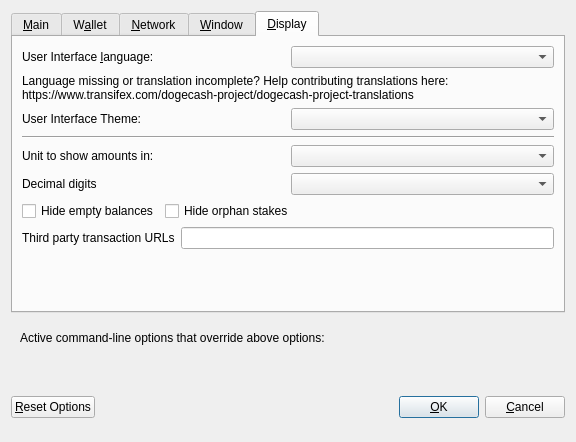
Before: the Qt Designer form src/qt/forms/optionsdialog.ui in dogecash/dogecash-old, drawn with Qt 5.
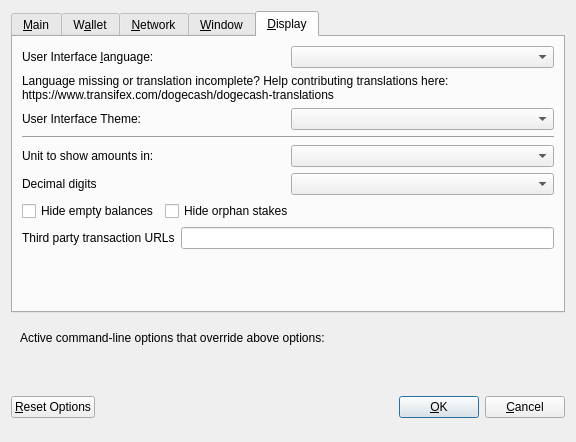
After: the same form once the commit is applied. The open tabs and pages were chosen to show the change. Custom widgets are drawn as their Qt base class.

The edit to the form file:
```diff
--- a/src/qt/forms/optionsdialog.ui
+++ b/src/qt/forms/optionsdialog.ui
@@ -533,7 +533,7 @@
          </property>
          <property name="text">
           <string>Language missing or translation incomplete? Help contributing translations here:
-https://www.transifex.com/dogecash-project/dogecash-project-translations</string>
+https://www.transifex.com/dogecash/dogecash-translations</string>
          </property>
          <property name="wordWrap">
           <bool>true</bool>
```
